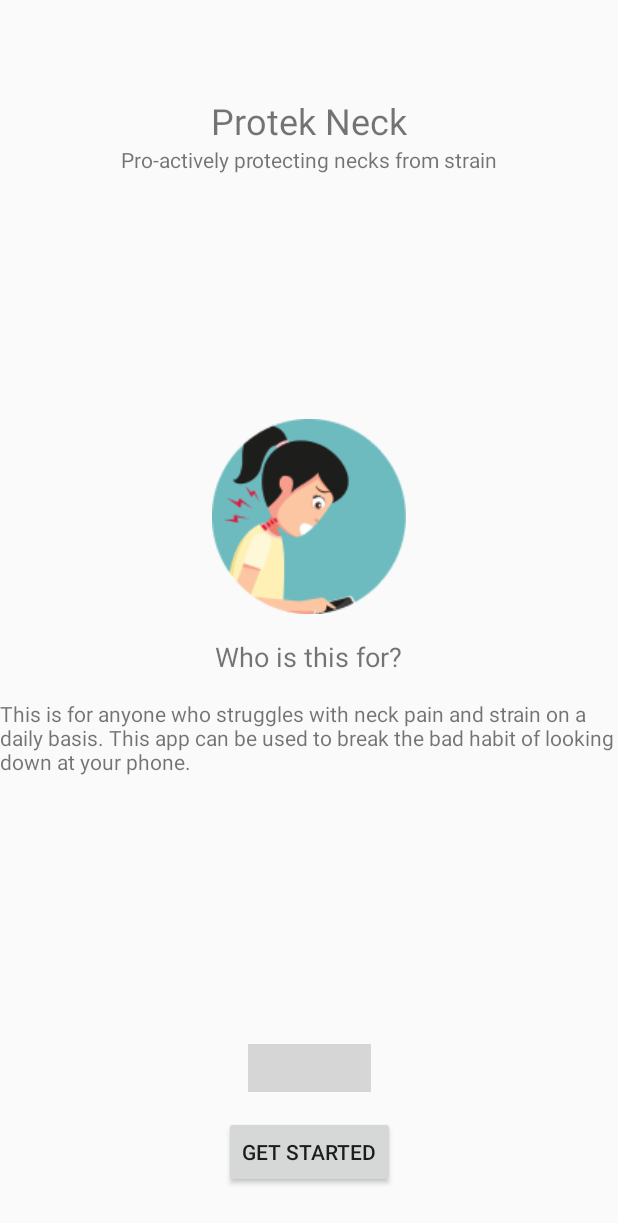
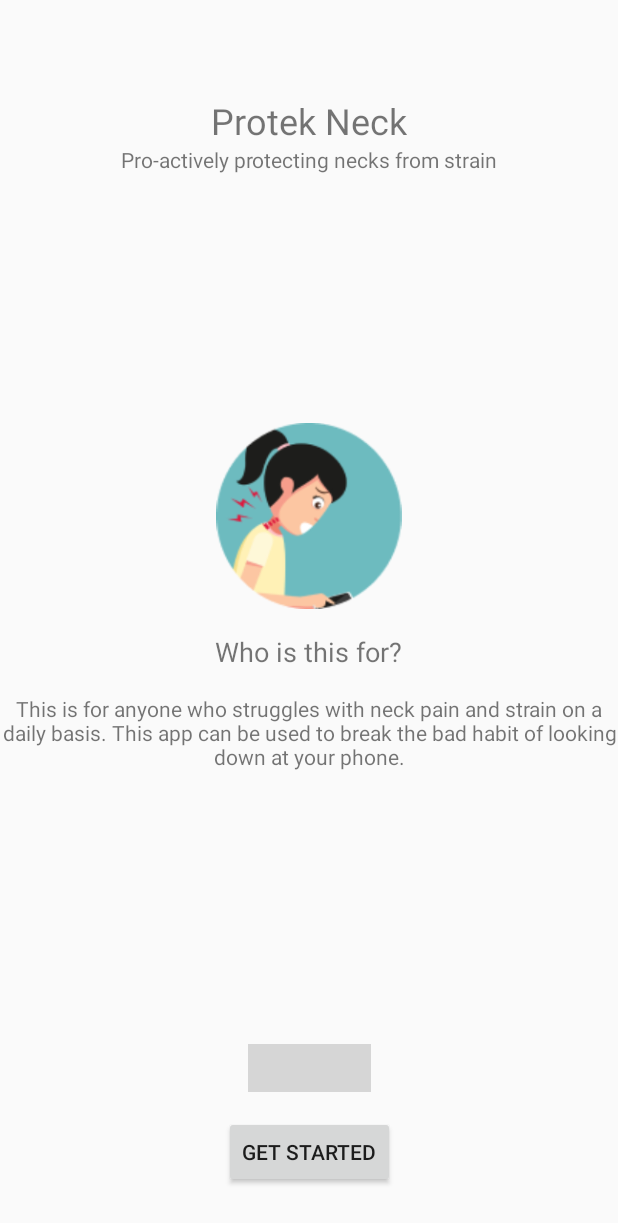
Before and after one commit to calebcuthbertlinden/pro-tech-neck, an Android app: the screen it shows after launch (MainActivity), on a phone screen of 412 x 824 dp. Shown: the top 1223 px of the screen. Run offline under Robolectric (Android 15) with nearby library versions, the phone set to English and light mode, and no system bars; our stand-ins replace ButterKnife; libraries missing offline, so code that uses them is left out: com.pixelcan.inkpageindicator; plain views replace InkPageIndicator; 2 statements that could not run were skipped; grey boxes are pictures that could not be loaded.

Commit message:
[11][feature] complete onboarding

```diff
--- a/app/src/main/res/layout/onboarding_fragment.xml
+++ b/app/src/main/res/layout/onboarding_fragment.xml
@@ -8,8 +8,8 @@
 
     <androidx.appcompat.widget.AppCompatImageView
         android:id="@+id/onboardingImage"
-        android:layout_width="wrap_content"
-        android:layout_height="wrap_content"
+        android:layout_width="@dimen/onboarding_image_width"
+        android:layout_height="@dimen/onboarding_image_width"
         android:paddingBottom="@dimen/gutterSpaceDouble"/>
 
     <TextView
@@ -26,6 +26,7 @@
     <TextView
         android:id="@+id/description"
         android:textSize="14sp"
+        android:textAlignment="center"
         android:layout_width="wrap_content"
         android:layout_height="wrap_content"
         android:text="" />
--- a/app/src/main/res/values/dimens.xml
+++ b/app/src/main/res/values/dimens.xml
@@ -3,4 +3,5 @@
     <dimen name="base_margin">8dp</dimen>
     <dimen name="gutterSpaceDouble">16dp</dimen>
     <dimen name="fab_margin">16dp</dimen>
+    <dimen name="onboarding_image_width">140dp</dimen>
 </resources>
```
Also changed, not shown: app/src/main/res/drawable/onboarding_1.png, app/src/main/res/drawable/onboarding_2.png.
